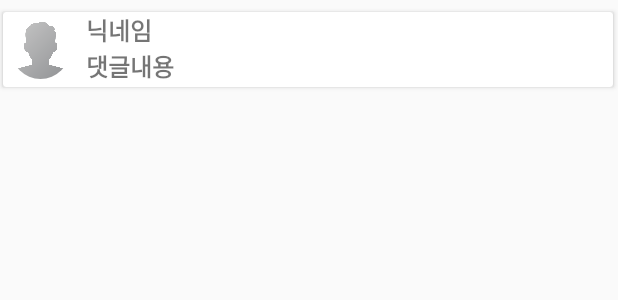
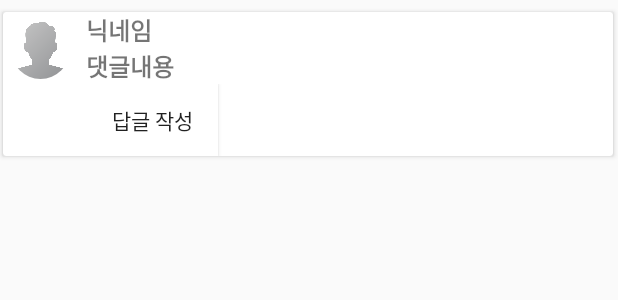
Before and after one commit to OppaLab/Moca-Android, an Android app: the layout comments_item_layout.xml on its own in the app's theme, with its tools: preview values and no code run, on a phone screen of 412 x 824 dp. Shown: the top 300 px of the screen. Run offline under Robolectric (Android 15) with nearby library versions, the phone set to English and light mode, and no system bars.

Commit message:
reply 작성버튼 추가

```diff
--- a/app/src/main/java/com/oppalab/moca/adapter/CommentsAdapter.kt
+++ b/app/src/main/java/com/oppalab/moca/adapter/CommentsAdapter.kt
@@ -4,6 +4,7 @@ import android.content.Context
 import android.view.LayoutInflater
 import android.view.View
 import android.view.ViewGroup
+import android.widget.Button
 import android.widget.TextView
 import androidx.annotation.NonNull
 import androidx.recyclerview.widget.RecyclerView
@@ -47,11 +48,13 @@ class CommentsAdapter(private val mContext: Context,
         var imageProfile: CircleImageView
         var userNameTV: TextView
         var commentTV: TextView
+        var replyBtn: Button
 
         init {
             imageProfile = itemView.findViewById(R.id.user_profile_image_comment)
             userNameTV = itemView.findViewById(R.id.nickname_comment)
             commentTV = itemView.findViewById(R.id.comment_comment)
+            replyBtn = itemView.findViewById(R.id.comment_reply_button)
         }
     }
 
--- a/app/src/main/res/layout/comments_item_layout.xml
+++ b/app/src/main/res/layout/comments_item_layout.xml
@@ -37,6 +37,22 @@
             android:textSize="16sp"
             android:textStyle="bold" />
 
+        <LinearLayout
+            android:layout_width="match_parent"
+            android:layout_height="wrap_content"
+            android:orientation="horizontal">
+
+            <Button
+                android:id="@+id/comment_reply_button"
+                android:layout_width="wrap_content"
+                android:layout_height="wrap_content"
+                android:background="#FFFFFF"
+                android:text="답글 작성"/>
+
+        </LinearLayout>
+
     </LinearLayout>
 
+
+
 </androidx.cardview.widget.CardView>
```
